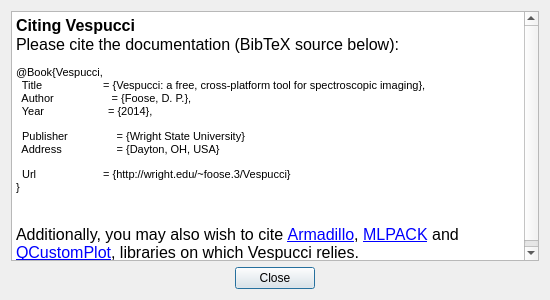
Before: the Qt Designer form citationdialog.ui in VespucciProject/Vespucci, drawn with Qt 5.
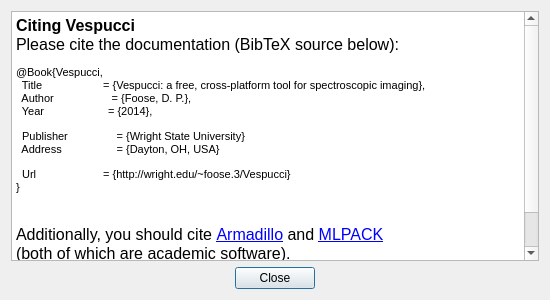
After: the same form once the commit is applied.

Commit message: Replaced the terrible way I did clipped spectra removal with the smart (and obvious) way. Citation dialog now tells user to cite Armadillo and MLPACK

```diff
--- a/citationdialog.ui
+++ b/citationdialog.ui
@@ -60,7 +60,10 @@
 &lt;p style=&quot; margin-top:12px; margin-bottom:12px; margin-left:0px; margin-right:0px; -qt-block-indent:0; text-indent:0px;&quot;&gt;&lt;span style=&quot; font-family:'Courier New,courier'; font-size:8pt;&quot;&gt;  Publisher                = {Wright State University}&lt;br /&gt;  Address                  = {Dayton, OH, USA}&lt;/span&gt;&lt;/p&gt;
 &lt;p style=&quot; margin-top:12px; margin-bottom:12px; margin-left:0px; margin-right:0px; -qt-block-indent:0; text-indent:0px;&quot;&gt;&lt;span style=&quot; font-family:'Courier New,courier'; font-size:8pt;&quot;&gt;  Url                      = {http://wright.edu/~foose.3/Vespucci} &lt;br /&gt;}&lt;/span&gt;&lt;/p&gt;
 &lt;p style=&quot;-qt-paragraph-type:empty; margin-top:0px; margin-bottom:0px; margin-left:0px; margin-right:0px; -qt-block-indent:0; text-indent:0px; font-size:12pt;&quot;&gt;&lt;br /&gt;&lt;/p&gt;
-&lt;p style=&quot; margin-top:0px; margin-bottom:0px; margin-left:0px; margin-right:0px; -qt-block-indent:0; text-indent:0px;&quot;&gt;&lt;span style=&quot; font-size:12pt;&quot;&gt;Additionally, you may also wish to cite &lt;/span&gt;&lt;a href=&quot;http://arma.sourceforge.net&quot;&gt;&lt;span style=&quot; font-size:12pt; text-decoration: underline; color:#0000ff;&quot;&gt;Armadillo&lt;/span&gt;&lt;/a&gt;&lt;span style=&quot; font-size:12pt;&quot;&gt;, &lt;/span&gt;&lt;a href=&quot;http://mlpack.org&quot;&gt;&lt;span style=&quot; font-size:12pt; text-decoration: underline; color:#0000ff;&quot;&gt;MLPACK&lt;/span&gt;&lt;/a&gt;&lt;span style=&quot; font-size:12pt;&quot;&gt; and &lt;/span&gt;&lt;a href=&quot;http://qcustomplot.com&quot;&gt;&lt;span style=&quot; font-size:12pt; text-decoration: underline; color:#0000ff;&quot;&gt;QCustomPlot&lt;/span&gt;&lt;/a&gt;&lt;span style=&quot; font-size:12pt;&quot;&gt;, libraries on which Vespucci relies.&lt;/span&gt;&lt;/p&gt;&lt;/body&gt;&lt;/html&gt;</string>
+&lt;p style=&quot; margin-top:0px; margin-bottom:0px; margin-left:0px; margin-right:0px; -qt-block-indent:0; text-indent:0px;&quot;&gt;&lt;span style=&quot; font-size:12pt;&quot;&gt;Additionally, you should cite &lt;/span&gt;&lt;a href=&quot;http://arma.sourceforge.net&quot;&gt;&lt;span style=&quot; font-size:12pt; text-decoration: underline; color:#0000ff;&quot;&gt;Armadillo&lt;/span&gt;&lt;/a&gt;&lt;span style=&quot; font-size:12pt;&quot;&gt; and &lt;/span&gt;&lt;a href=&quot;http://mlpack.org&quot;&gt;&lt;span style=&quot; font-size:12pt; text-decoration: underline; color:#0000ff;&quot;&gt;MLPACK&lt;/span&gt;&lt;/a&gt;&lt;/p&gt;
+&lt;p style=&quot; margin-top:0px; margin-bottom:0px; margin-left:0px; margin-right:0px; -qt-block-indent:0; text-indent:0px;&quot;&gt;&lt;span style=&quot; font-size:12pt;&quot;&gt;(both of which are academic software).&lt;/span&gt;&lt;/p&gt;
+&lt;p style=&quot;-qt-paragraph-type:empty; margin-top:0px; margin-bottom:0px; margin-left:0px; margin-right:0px; -qt-block-indent:0; text-indent:0px; font-size:12pt;&quot;&gt;&lt;br /&gt;&lt;/p&gt;
+&lt;p style=&quot; margin-top:0px; margin-bottom:0px; margin-left:0px; margin-right:0px; -qt-block-indent:0; text-indent:0px;&quot;&gt;&lt;span style=&quot; font-size:12pt;&quot;&gt;You may also wish to cite  &lt;/span&gt;&lt;a href=&quot;http://qcustomplot.com&quot;&gt;&lt;span style=&quot; font-size:12pt; text-decoration: underline; color:#0000ff;&quot;&gt;QCustomPlot.&lt;/span&gt;&lt;/a&gt;&lt;/p&gt;&lt;/body&gt;&lt;/html&gt;</string>
      </property>
     </widget>
    </item>
```
The commit also changes 7 other files.
